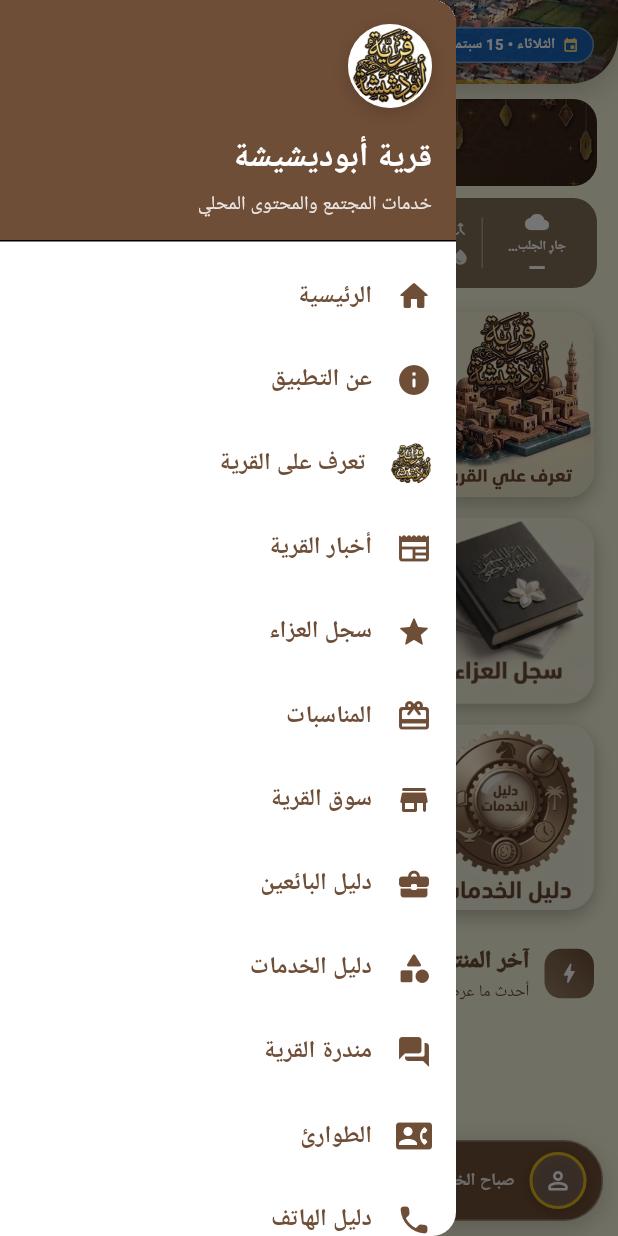
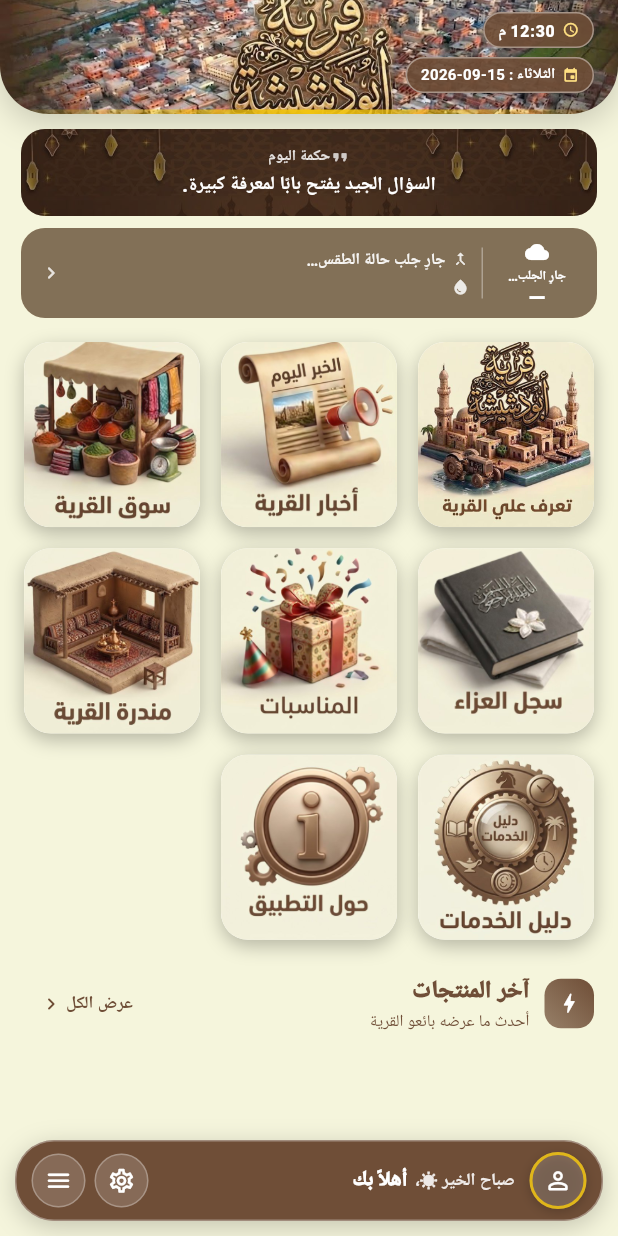
Before and after one commit to abodashesha488-sys/Qarity, a Flutter app: the HomeScreen screen opened by its route, after a tap on "جارٍ الجلب…", on a phone screen of 412 x 824 dp. Run offline on Flutter 3.47's test engine with Material 3 defaults, Android fonts, the phone set to English and light mode, and no system bars; drawn by our look-alikes of flutter_animate; our stand-ins replace audioplayers, cached_network_image, cloud_firestore, connectivity_plus, firebase_auth, firebase_core and 11 more; accounts and stored records are empty; network calls fail; Roboto replaces fonts that are missing (Tajawal).

Commit message:
style(home): header clock stacked above date in village timezone — both pills coffee #6F4E37 on 90% (blue removed), date format 'الثلاثاء : 15-09-2026', date now derived from WeatherService.villageNow() (UTC+2/village offset from weather API) so visitors abroad see the village's date & time in lockstep, bell kept top-left

```diff
--- a/lib/features/home/home.dart
+++ b/lib/features/home/home.dart
@@ -272,12 +272,11 @@
 
   static String _dateLabel() {
     const days = ['الأحد', 'الاثنين', 'الثلاثاء', 'الأربعاء', 'الخميس', 'الجمعة', 'السبت'];
-    const months = [
-      'يناير', 'فبراير', 'مارس', 'أبريل', 'مايو', 'يونيو',
-      'يوليو', 'أغسطس', 'سبتمبر', 'أكتوبر', 'نوفمبر', 'ديسمبر',
-    ];
-    final n = DateTime.now();
-    return '${days[n.weekday % 7]} • ${n.day} ${months[n.month - 1]} ${n.year}';
+    // تاريخ القرية نفسه — مشتق من توقيت إحداثيات الطقس وليس من جهاز المستخدم.
+    final n = WeatherService.villageNow();
+    final d = n.day.toString().padLeft(2, '0');
+    final m = n.month.toString().padLeft(2, '0');
+    return '${days[n.weekday % 7]} : $d-$m-${n.year}';
   }
 
   @override
@@ -537,10 +536,10 @@
   const _HeroHeader({required this.dateLabel});
   final String dateLabel;
 
-  Widget _bluePill({required Widget child}) => Container(
+  Widget _pill({required Widget child}) => Container(
         padding: const EdgeInsets.symmetric(horizontal: 9, vertical: 3.5),
         decoration: BoxDecoration(
-          color: const Color(0xE61565C0),
+          color: const Color(0xE66F4E37),
           borderRadius: BorderRadius.circular(999),
           border: Border.all(
               color: Colors.white.withValues(alpha: 0.4)),
@@ -589,18 +588,17 @@
               child: Column(
                 crossAxisAlignment: CrossAxisAlignment.start,
                 children: [
-                  // ── الجرس بخلفية زرقاء واضحة أعلى اليسار ──
-                  const Row(
+                  // ── الوقت فوق التاريخ يمينًا، والجرس أعلى اليسار ──
+                  Row(
+                    crossAxisAlignment: CrossAxisAlignment.start,
                     children: [
-                      Spacer(),
-                      NotificationBellButton(compact: true),
-                    ],
-                  ),
-                  const SizedBox(height: 10),
-                  // ── التاريخ يمينًا والساعة يسارًا (حبّتان زرقاوان) ──
-                  Row(
+                      // توقيت القرية ثم تاريخها (حسب إحداثيات الطقس، لا جهاز المستخدم)
+                      Column(
+                        crossAxisAlignment: CrossAxisAlignment.start,
                         children: [
-                      _bluePill(
+                          _pill(child: const _VillageClock()),
+                          const SizedBox(height: 6),
+                          _pill(
                             child: Row(
                               mainAxisSize: MainAxisSize.min,
                               children: [
@@ -615,8 +613,10 @@
                               ],
                             ),
                           ),
+                        ],
+                      ),
                       const Spacer(),
-                      _bluePill(child: const _VillageClock()),
+                      const NotificationBellButton(compact: true),
                     ],
                   ),
                 ],
```
Lines whose indentation alone changed are shown as unchanged.
